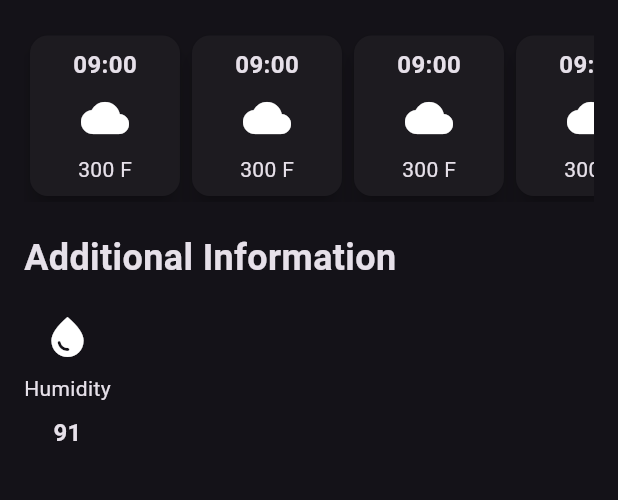
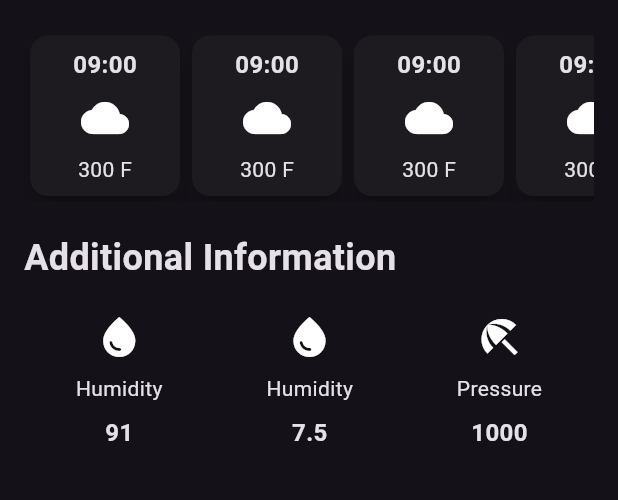
Before and after one commit to nipun-dezoysa/flutter_weather_app, a Flutter app: the screen it shows after launch, on a phone screen of 412 x 824 dp, the part 506-1006 px from its top. Run offline on Flutter 3.47's test engine with Material 3 defaults, Android fonts, the phone set to English and light mode, and no system bars.

Commit message:
additional info item constructor added

```diff
--- a/lib/additional_info_item.dart
+++ b/lib/additional_info_item.dart
@@ -1,28 +1,33 @@
 import 'package:flutter/material.dart';
 
 class AdditionalInfoItem extends StatelessWidget {
-  const AdditionalInfoItem({
-    super.key,
-  });
+  final IconData icon;
+  final String lable;
+  final String value;
+  const AdditionalInfoItem(
+      {super.key,
+      required this.icon,
+      required this.lable,
+      required this.value});
 
   @override
   Widget build(BuildContext context) {
-    return const Column(
+    return Column(
       children: [
         Icon(
-          Icons.water_drop,
+          icon,
           size: 32,
         ),
-        SizedBox(
+        const SizedBox(
           height: 8,
         ),
-        Text("Humidity"),
-        SizedBox(
+        Text(lable),
+        const SizedBox(
           height: 8,
         ),
         Text(
-          "91",
-          style: TextStyle(fontSize: 16, fontWeight: FontWeight.bold),
+          value,
+          style: const TextStyle(fontSize: 16, fontWeight: FontWeight.bold),
         )
       ],
     );
--- a/lib/weather_screen.dart
+++ b/lib/weather_screen.dart
@@ -95,9 +95,24 @@ class WeatherScreen extends StatelessWidget {
               const SizedBox(
                 height: 20,
               ),
-              Row(
+              const Row(
+                mainAxisAlignment: MainAxisAlignment.spaceAround,
                 children: [
-                  AdditionalInfoItem()
+                  AdditionalInfoItem(
+                    icon: Icons.water_drop,
+                    lable: "Humidity",
+                    value: "91",
+                  ),
+                  AdditionalInfoItem(
+                    icon: Icons.water_drop,
+                    lable: "Humidity",
+                    value: "7.5",
+                  ),
+                  AdditionalInfoItem(
+                    icon: Icons.beach_access,
+                    lable: "Pressure",
+                    value: "1000",
+                  )
                 ],
               )
             ],
```
